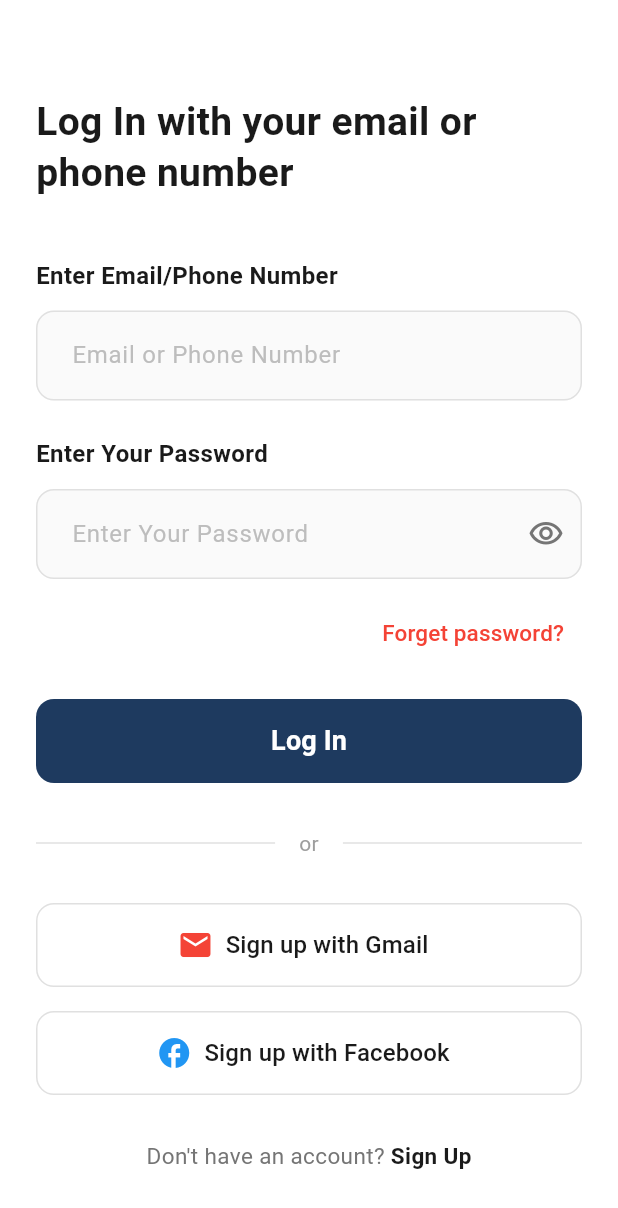
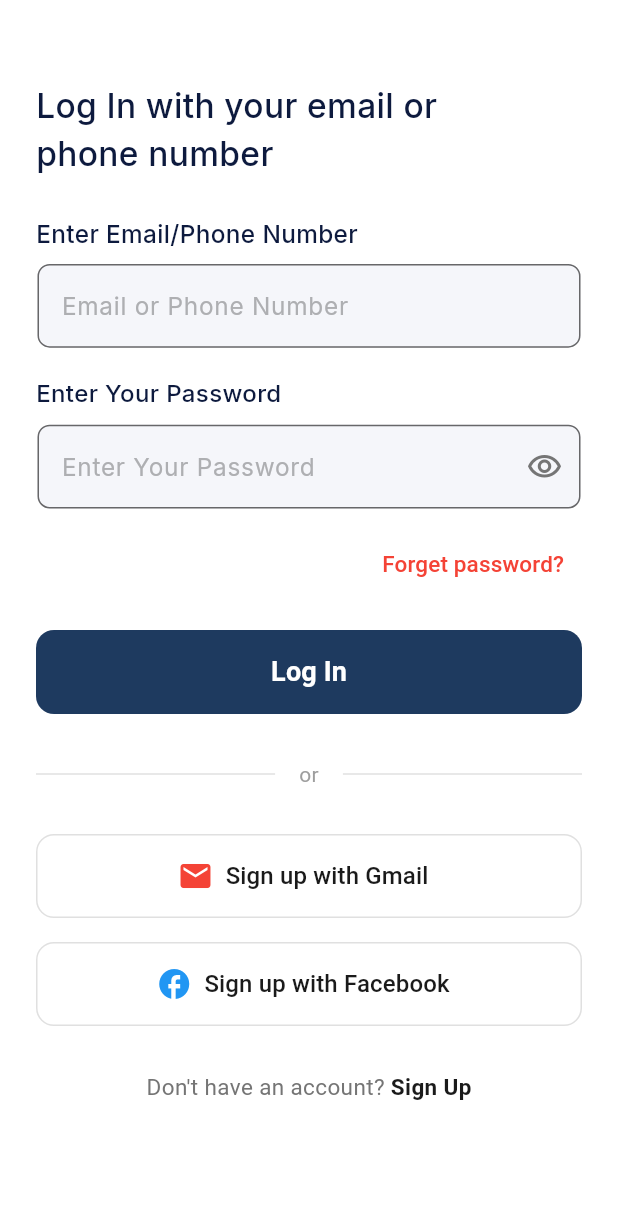
Before and after one commit to MASUDALAM234970/rolling, a Flutter app: the screen it shows after launch, on a phone screen of 412 x 824 dp. Shown: the top 1208 px of the screen. Run offline on Flutter 3.47's test engine with Material 3 defaults, Android fonts, the phone set to English and light mode, and no system bars; our stand-ins replace flutter_screenutil, geolocator, get, google_fonts, image_picker, permission_handler and 1 more.

Commit message:
Updated LOgin Screen

```diff
--- a/lib/app/modules/auth/views/LoginScreen.dart
+++ b/lib/app/modules/auth/views/LoginScreen.dart
@@ -1,10 +1,11 @@
-
-// ======================== LOGIN SCREEN VIEW ========================
 import 'package:flutter/material.dart';
+import 'package:flutter_screenutil/flutter_screenutil.dart';
 import 'package:get/get.dart';
 import 'package:get/get_core/src/get_main.dart';
+import 'package:google_fonts/google_fonts.dart';
 
 import '../controllers/LoginController.dart';
+
 class LoginScreen extends StatelessWidget {
   final LoginController controller = Get.put(LoginController());
 
@@ -13,113 +14,119 @@ class LoginScreen extends StatelessWidget {
   @override
   Widget build(BuildContext context) {
     return Scaffold(
-      backgroundColor: Colors.white,
+      backgroundColor: Color(0xffFFFFFF),
       body: SafeArea(
         child: SingleChildScrollView(
           padding: const EdgeInsets.all(24.0),
           child: Column(
             crossAxisAlignment: CrossAxisAlignment.start,
             children: [
-              const SizedBox(height: 40),
+              SizedBox(height: 30.h),
 
               // Title
-              const Text(
+              Text(
                 'Log In with your email or\nphone number',
-                style: TextStyle(
-                  fontSize: 26,
-                  fontWeight: FontWeight.bold,
-                  color: Color(0xFF1A1A1A),
-                  height: 1.3,
+                style: GoogleFonts.inter(
+                  fontSize: 22.sp,
+                  fontWeight: FontWeight.w500,
+                  color: Color(0xFF0D1A3E),
                 ),
               ),
-
-              const SizedBox(height: 40),
+              SizedBox(height: 25.h),
 
               // Email/Phone Number Field
-              const Text(
+              Text(
                 'Enter Email/Phone Number',
-                style: TextStyle(
-                  fontSize: 16,
-                  fontWeight: FontWeight.w600,
-                  color: Color(0xFF1A1A1A),
+                style: GoogleFonts.inter(
+                  fontSize: 16.sp,
+                  fontWeight: FontWeight.w500,
+                  color: Color(0xFF0D1A3E),
                 ),
               ),
-              const SizedBox(height: 12),
-              TextField(
+              SizedBox(height: 8.h),
+              Container(
+                width: 365.w,
+                height: 57.h,
+                child: Padding(
+                  padding: const EdgeInsets.all(1.0),
+                  child: TextField(
                     controller: controller.emailOrPhoneController,
                     keyboardType: TextInputType.emailAddress,
                     decoration: InputDecoration(
                       hintText: 'Email or Phone Number',
-                  hintStyle: TextStyle(
-                    color: Colors.grey[400],
-                    fontSize: 16,
+                      hintStyle: GoogleFonts.inter(
+                        color: Color(0xffAEAFB2),
+                        fontSize: 16.sp,
+                        fontWeight: FontWeight.w400,
                       ),
                       filled: true,
-                  fillColor: Colors.grey[50],
+                      fillColor: Color(0xffF5F6FA),
                       border: OutlineInputBorder(
-                    borderRadius: BorderRadius.circular(12),
-                    borderSide: BorderSide(color: Colors.grey[300]!),
+                        borderRadius: BorderRadius.circular(8.r),
+                        borderSide: BorderSide(color: Color(0xFF676769)),
                       ),
                       enabledBorder: OutlineInputBorder(
-                    borderRadius: BorderRadius.circular(12),
-                    borderSide: BorderSide(color: Colors.grey[300]!),
+                        borderRadius: BorderRadius.circular(8.r),
+                        borderSide: BorderSide(color: Color(0xFF676769)),
                       ),
                       focusedBorder: OutlineInputBorder(
-                    borderRadius: BorderRadius.circular(12),
+                        borderRadius: BorderRadius.circular(8.r),
                         borderSide: const BorderSide(
-                      color: Color(0xFF1E3A5F),
-                      width: 2,
+                          color: Color(0xFF676769),
+                          width: 1,
                         ),
                       ),
-                  contentPadding: const EdgeInsets.symmetric(
-                    horizontal: 20,
-                    vertical: 18,
+                    ),
                   ),
                 ),
               ),
 
-              const SizedBox(height: 24),
+              SizedBox(height: 18.h),
 
               // Password Field
-              const Text(
+              Text(
                 'Enter Your Password',
-                style: TextStyle(
+                style: GoogleFonts.inter(
                   fontSize: 16,
-                  fontWeight: FontWeight.w600,
-                  color: Color(0xFF1A1A1A),
+                  fontWeight: FontWeight.w500,
+                  color: Color(0xFF0D1A3E),
                 ),
               ),
-              const SizedBox(height: 12),
-              Obx(() => TextField(
+              SizedBox(height: 8.h),
+              Obx(
+                () => Container(
+                  width: 365.w,
+                  height: 57.h,
+                  child: Padding(
+                    padding: const EdgeInsets.all(1.0),
+                    child: TextField(
                       controller: controller.passwordController,
                       obscureText: !controller.isPasswordVisible.value,
                       decoration: InputDecoration(
                         hintText: 'Enter Your Password',
-                  hintStyle: TextStyle(
-                    color: Colors.grey[400],
-                    fontSize: 16,
+                        hintStyle: GoogleFonts.inter(
+                          color: Color(0xffAEAFB2),
+                          fontSize: 16.sp,
+                          fontWeight: FontWeight.w400,
                         ),
                         filled: true,
-                  fillColor: Colors.grey[50],
+                        fillColor: Color(0xffF5F6FA),
                         border: OutlineInputBorder(
-                    borderRadius: BorderRadius.circular(12),
-                    borderSide: BorderSide(color: Colors.grey[300]!),
+                          borderRadius: BorderRadius.circular(8.r),
+                          borderSide: BorderSide(color: Color(0xFF676769)),
                         ),
                         enabledBorder: OutlineInputBorder(
-                    borderRadius: BorderRadius.circular(12),
-                    borderSide: BorderSide(color: Colors.grey[300]!),
+                          borderRadius: BorderRadius.circular(8.r),
+                          borderSide: BorderSide(color: Color(0xFF676769)),
                         ),
                         focusedBorder: OutlineInputBorder(
-                    borderRadius: BorderRadius.circular(12),
+                          borderRadius: BorderRadius.circular(8.r),
                           borderSide: const BorderSide(
-                      color: Color(0xFF1E3A5F),
-                      width: 2,
+                            color: Color(0xFF676769),
+                            width: 1,
                           ),
                         ),
-                  contentPadding: const EdgeInsets.symmetric(
-                    horizontal: 20,
-                    vertical: 18,
-                  ),
+
                         suffixIcon: IconButton(
                           icon: Icon(
                             controller.isPasswordVisible.value
@@ -130,7 +137,10 @@ class LoginScreen extends StatelessWidget {
                           onPressed: controller.togglePasswordVisibility,
                         ),
                       ),
-              )),
+                    ),
+                  ),
+                ),
+              ),
 
               const SizedBox(height: 12),
 
@@ -153,7 +163,8 @@ class LoginScreen extends StatelessWidget {
               const SizedBox(height: 20),
 
               // Login Button
-              Obx(() => SizedBox(
+              Obx(
+                () => SizedBox(
                   width: double.infinity,
                   height: 56,
                   child: ElevatedButton(
@@ -185,10 +196,12 @@ class LoginScreen extends StatelessWidget {
                             ),
                           ),
                   ),
-              )),
+                ),
+              ),
 
               // Error Message Display
-              Obx(() => controller.errorMessage.value.isNotEmpty
+              Obx(
+                () => controller.errorMessage.value.isNotEmpty
                     ? Padding(
                         padding: const EdgeInsets.only(top: 16),
                         child: Container(
@@ -200,7 +213,11 @@ class LoginScreen extends StatelessWidget {
                           ),
                           child: Row(
                             children: [
-                      Icon(Icons.error_outline, color: Colors.red[700], size: 20),
+                              Icon(
+                                Icons.error_outline,
+                                color: Colors.red[700],
+                                size: 20,
+                              ),
                               const SizedBox(width: 8),
                               Expanded(
                                 child: Text(
@@ -215,7 +232,8 @@ class LoginScreen extends StatelessWidget {
                           ),
                         ),
                       )
-                  : const SizedBox.shrink()),
+                    : const SizedBox.shrink(),
+              ),
 
               const SizedBox(height: 30),
 
@@ -227,10 +245,7 @@ class LoginScreen extends StatelessWidget {
                     padding: const EdgeInsets.symmetric(horizontal: 16),
                     child: Text(
                       'or',
-                      style: TextStyle(
-                        color: Colors.grey[500],
-                        fontSize: 14,
-                      ),
+                      style: TextStyle(color: Colors.grey[500], fontSize: 14),
                     ),
                   ),
                   Expanded(child: Divider(color: Colors.grey[300])),
@@ -271,7 +286,11 @@ class LoginScreen extends StatelessWidget {
                 height: 56,
                 child: OutlinedButton.icon(
                   onPressed: controller.loginWithFacebook,
-                  icon: const Icon(Icons.facebook, color: Colors.blue, size: 24),
+                  icon: const Icon(
+                    Icons.facebook,
+                    color: Colors.blue,
+                    size: 24,
+                  ),
                   label: const Text(
                     'Sign up with Facebook',
                     style: TextStyle(
@@ -298,10 +317,7 @@ class LoginScreen extends StatelessWidget {
                   children: [
                     Text(
                       "Don't have an account? ",
-                      style: TextStyle(
-                        color: Colors.grey[600],
-                        fontSize: 15,
-                      ),
+                      style: TextStyle(color: Colors.grey[600], fontSize: 15),
                     ),
                     GestureDetector(
                       onTap: controller.navigateToSignUp,
```
Lines whose indentation alone changed are shown as unchanged.
